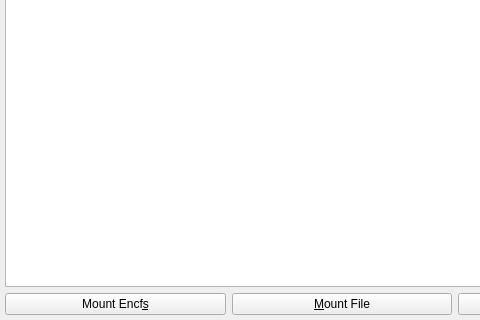
The window that zuluMount-gui/zulumount.ui (mhogomchungu/zuluCrypt) describes before a commit, drawn with Qt 5; both pictures show x 0 to 480 and y 157 to 477 of the 910 by 477 pixel window.
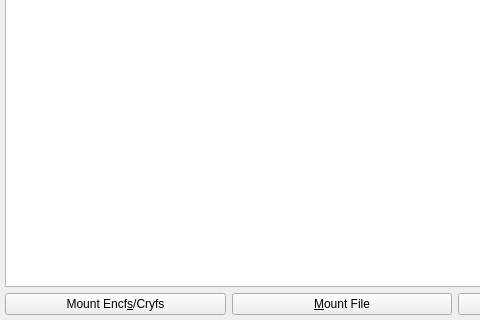
The same window after the commit. Icons and pictures are not drawn.

Commit message: add support for unlocking cryfs volumes(https://www.cryfs.org/)

What changed in the file:
```diff
--- a/zuluMount-gui/zulumount.ui
+++ b/zuluMount-gui/zulumount.ui
@@ -108,7 +108,7 @@
         <item>
          <widget class="QPushButton" name="pbunlockencfs">
           <property name="text">
-           <string>Mount Encf&amp;s</string>
+           <string>Mount Encf&amp;s/Cryfs</string>
           </property>
          </widget>
         </item>
```
Left out of the diff: 12 changed lines with no effect on the pictures. The commit also changes 9 other files.
